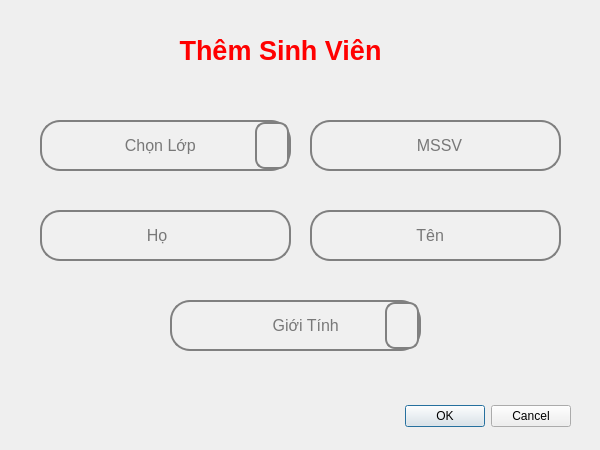
TaiPhanCoder/Do_An_Thi_Trac_Ngiem_c-, file them_sinh_vien.ui: the form before one commit.
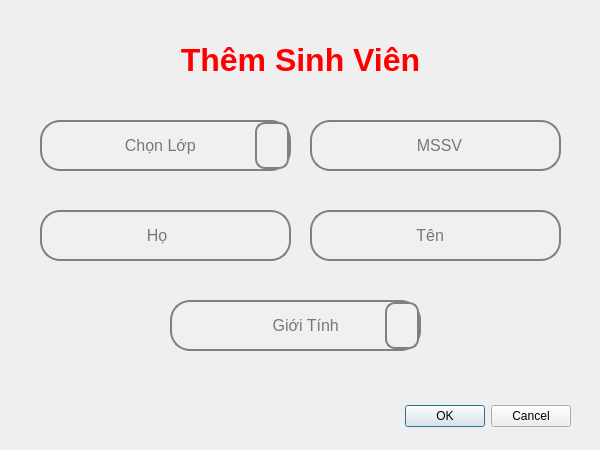
The form after the commit. Icons and pictures are not drawn.

What changed in the file:
```diff
--- a/them_sinh_vien.ui
+++ b/them_sinh_vien.ui
@@ -82,14 +82,14 @@
   <widget class="QLabel" name="ThongTin">
    <property name="geometry">
     <rect>
-     <x>70</x>
-     <y>20</y>
+     <x>90</x>
+     <y>30</y>
      <width>421</width>
      <height>61</height>
     </rect>
    </property>
    <property name="text">
-    <string>&lt;html&gt;&lt;head/&gt;&lt;body&gt;&lt;p align=&quot;center&quot;&gt;&lt;span style=&quot; font-size:20pt; font-weight:700; color:#ff0000;&quot;&gt;Thêm Sinh Viên&lt;/span&gt;&lt;/p&gt;&lt;/body&gt;&lt;/html&gt;</string>
+    <string>&lt;html&gt;&lt;head/&gt;&lt;body&gt;&lt;p align=&quot;center&quot;&gt;&lt;span style=&quot; font-size:24pt; font-weight:700; color:#ff0000;&quot;&gt;Thêm Sinh Viên&lt;/span&gt;&lt;/p&gt;&lt;/body&gt;&lt;/html&gt;</string>
    </property>
   </widget>
   <widget class="QLineEdit" name="MSSV">
```
